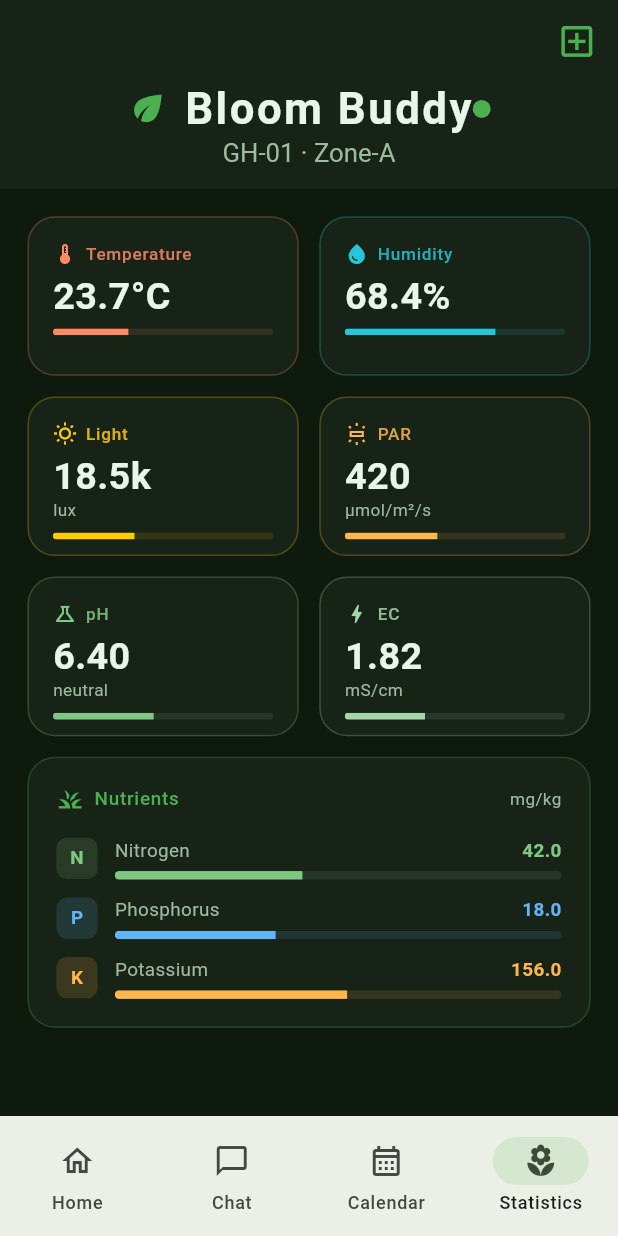
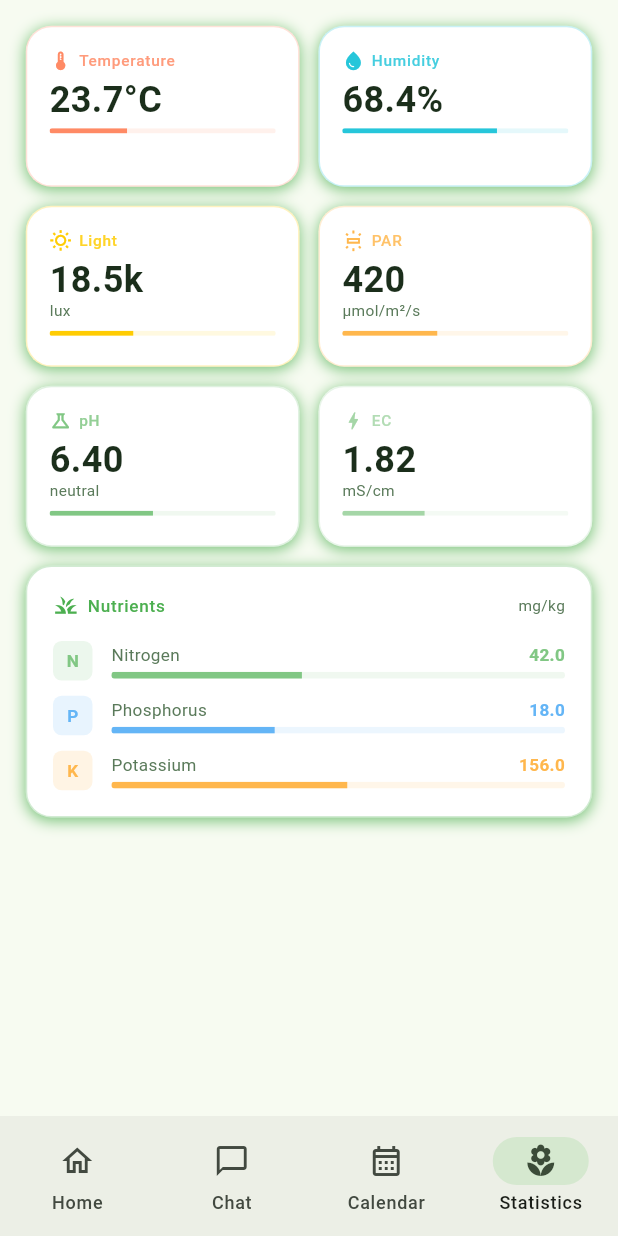
Before and after one commit to Smemedi/Bloom_Buddy, a Flutter app: the screen it shows after launch, item 4 of the bottom bar chosen, on a phone screen of 412 x 824 dp. Run offline on Flutter 3.47's test engine with Material 3 defaults, Android fonts, the phone set to English and light mode, and no system bars; our stand-ins replace flutter_local_notifications, image_picker, shared_preferences, table_calendar, timezone.

Commit message:
Statistics tab: removed app title bar, changed to light theme and colorscheme to match other pages, and fixed widget overflow error

```diff
--- a/app/lib/statistics_dashboard.dart
+++ b/app/lib/statistics_dashboard.dart
@@ -6,10 +6,10 @@ import 'greenhouse_service.dart';
 
 // ─── Palette ──────────────────────────────────────────────────────────────────
 const _bgDark = Color(0xFF0F1A0F);
-const _bgCard = Color(0xFF172317);
+const _bgCard = Colors.white;
 const _green = Color(0xFF4CAF50);
-const _textPrimary = Color(0xFFE8F5E9);
-const _textSecondary = Color(0xFF9CBA9E);
+const _textPrimary = Color(0xFF1B2E1B);
+const _textSecondary = Color(0xFF5A7A5A);
 
 // ─── Scale helper ─────────────────────────────────────────────────────────────
 // TODO: implement dashboard into its own plant card
@@ -39,12 +39,9 @@ class BloomBuddy extends StatelessWidget {
     return MaterialApp(
       title: 'Bloom Buddy',
       debugShowCheckedModeBanner: false,
-      theme: ThemeData.dark().copyWith(
-        scaffoldBackgroundColor: _bgDark,
-        colorScheme: const ColorScheme.dark(
-          primary: _green,
-          surface: _bgCard,
-        ),
+      theme: ThemeData(
+        useMaterial3: true,
+        colorSchemeSeed: Colors.green,
       ),
       home: const GreenhouseDashboard(),
     );
@@ -78,7 +75,6 @@ class _GreenhouseDashboardState extends State<GreenhouseDashboard> {
   Widget build(BuildContext context) {
     final sc = AppScale.of(context);
     return Scaffold(
-      backgroundColor: _bgDark,
       body: StreamBuilder<GreenhouseReadings>(
         stream: _service.stream,
         builder: (context, snap) {
@@ -88,17 +84,16 @@ class _GreenhouseDashboardState extends State<GreenhouseDashboard> {
           final r = snap.data!;
           return CustomScrollView(
             slivers: [
-              _AppBar(data: r),
               SliverPadding(
-                padding: EdgeInsets.all(sc.s(16)),
+                padding: EdgeInsets.all(sc.s(15)),
                 sliver: SliverList(
                   delegate: SliverChildListDelegate([
                     GridView.count(
                       crossAxisCount: 2,
                       shrinkWrap: true,
                       physics: const NeverScrollableScrollPhysics(),
-                      mainAxisSpacing: sc.s(12),
-                      crossAxisSpacing: sc.s(12),
+                      mainAxisSpacing: sc.s(11),
+                      crossAxisSpacing: sc.s(11),
                       childAspectRatio: 1.7,
                       children: [
                         if (r.temperatureCelsius != null)
@@ -116,7 +111,7 @@ class _GreenhouseDashboardState extends State<GreenhouseDashboard> {
                       ],
                     ),
                     if (r.nutrients != null) ...[
-                      SizedBox(height: sc.s(12)),
+                      SizedBox(height: sc.s(11)),
                       NutrientsCard(nutrients: r.nutrients!),
                     ],
                   ]),
@@ -126,123 +121,6 @@ class _GreenhouseDashboardState extends State<GreenhouseDashboard> {
           );
         },
       ),
-    );
-  }
-}
-
-// ─── App bar ──────────────────────────────────────────────────────────────────
-class _AppBar extends StatefulWidget {
-  final GreenhouseReadings data;
-  const _AppBar({required this.data});
-
-  @override
-  State<_AppBar> createState() => _AppBarState();
-}
-
-class _AppBarState extends State<_AppBar> {
-  final _picker = ImagePicker();
-  final List<XFile> _images = [];
-
-  Future<void> _pickImage() async {
-    final picked = await _picker.pickImage(source: ImageSource.gallery);
-    if (picked != null) {
-      setState(() => _images.add(picked));
-      if (mounted) {
-        ScaffoldMessenger.of(context).showSnackBar(
-          SnackBar(
-            backgroundColor: const Color(0xFF172317),
-            behavior: SnackBarBehavior.floating,
-            shape: RoundedRectangleBorder(borderRadius: BorderRadius.circular(10)),
-            content: Row(children: [
-              const Icon(Icons.check_circle_outline, color: _green, size: 16),
-              const SizedBox(width: 8),
-              Text(
-                'Image added (${_images.length} total)',
-                style: const TextStyle(color: _textPrimary, fontSize: 13),
-              ),
-            ]),
-            duration: const Duration(seconds: 2),
-          ),
-        );
-      }
-    }
-  }
-
-  @override
-  Widget build(BuildContext context) {
-    final sc = AppScale.of(context);
-
-    return SliverAppBar(
-      pinned: true,
-      expandedHeight: sc.s(110),
-      backgroundColor: _bgCard,
-      centerTitle: true,
-      flexibleSpace: FlexibleSpaceBar(
-        centerTitle: true,
-        titlePadding: const EdgeInsets.only(bottom: 12),
-        title: Column(
-          mainAxisSize: MainAxisSize.min,
-          crossAxisAlignment: CrossAxisAlignment.center,
-          children: [
-            Row(mainAxisSize: MainAxisSize.min, children: [
-              Icon(Icons.eco, color: _green, size: sc.s(16)),
-              SizedBox(width: sc.s(6)),
-              Text('Bloom Buddy',
-                  style: TextStyle(
-                      color: _textPrimary,
-                      fontSize: sc.s(17),
-                      fontWeight: FontWeight.w700,
-                      letterSpacing: 1.1)),
-              const _PulseDot(),
-            ]),
-            Text('${widget.data.greenhouseId} · ${widget.data.location}',
-                style: TextStyle(color: _textSecondary, fontSize: sc.s(10))),
-          ],
-        ),
-      ),
-      actions: [
-        // ── image count badge + plus button ──
-        Padding(
-          padding: EdgeInsets.only(right: sc.s(12)),
-          child: Row(
-            mainAxisSize: MainAxisSize.min,
-            crossAxisAlignment: CrossAxisAlignment.center,
-            children: [
-              GestureDetector(
-                onTap: _pickImage,
-                child: Stack(
-                  clipBehavior: Clip.none,
-                  children: [
-                    Icon(Icons.add_box_outlined, color: _green, size: sc.s(24)),
-                    if (_images.isNotEmpty)
-                      Positioned(
-                        top: -sc.s(4),
-                        right: -sc.s(4),
-                        child: Container(
-                          width: sc.s(14),
-                          height: sc.s(14),
-                          alignment: Alignment.center,
-                          decoration: const BoxDecoration(
-                            color: _green,
-                            shape: BoxShape.circle,
-                          ),
-                          child: Text(
-                            '${_images.length}',
-                            style: TextStyle(
-                              color: _bgDark,
-                              fontSize: sc.s(8),
-                              fontWeight: FontWeight.w700,
-                            ),
-                          ),
-                        ),
-                      ),
-                  ],
-                ),
-              ),
-            ],
-          ),
-        ),
-      ],
     );
   }
 }
@@ -302,37 +180,44 @@ class MetricCard extends StatelessWidget {
   Widget build(BuildContext context) {
     final sc = AppScale.of(context);
     return Container(
-      padding: EdgeInsets.all(sc.s(14)),
+      padding: EdgeInsets.all(sc.s(13)),
       decoration: BoxDecoration(
-        color: _bgCard,
-        borderRadius: BorderRadius.circular(sc.s(16)),
+        color: Colors.white,
+        borderRadius: BorderRadius.circular(sc.s(15)),
         border: Border.all(color: color.withOpacity(0.25)),
+        boxShadow: [
+          BoxShadow(
+            color: _green.withOpacity(.75),
+            blurRadius: 8,
+            offset: Offset(0, 2),
+          ),
+        ],
       ),
       child: Column(
         crossAxisAlignment: CrossAxisAlignment.start,
         mainAxisSize: MainAxisSize.min,
         children: [
           Row(children: [
-            Icon(icon, color: color, size: sc.s(14)),
-            SizedBox(width: sc.s(5)),
+            Icon(icon, color: color, size: sc.s(13)),
+            SizedBox(width: sc.s(4)),
             Text(label,
                 style: TextStyle(
                     color: color.withOpacity(0.85),
-                    fontSize: sc.s(10),
+                    fontSize: sc.s(9),
                     letterSpacing: 0.5,
                     fontWeight: FontWeight.w500)),
           ]),
-          SizedBox(height: sc.s(6)),
+          SizedBox(height: sc.s(5)),
           Text(value,
               style: TextStyle(
                   color: _textPrimary,
-                  fontSize: sc.s(22),
+                  fontSize: sc.s(21),
                   fontWeight: FontWeight.w700,
                   height: 1.1)),
           if (subtitle != null)
             Text(subtitle!,
-                style: TextStyle(color: _textSecondary, fontSize: sc.s(10))),
-          SizedBox(height: sc.s(6)),
+                style: TextStyle(color: _textSecondary, fontSize: sc.s(9))),
+          SizedBox(height: sc.s(5)),
           if (bottom != null) bottom!,
         ],
       ),
@@ -468,39 +353,46 @@ class NutrientsCard extends StatelessWidget {
   Widget build(BuildContext context) {
     final sc = AppScale.of(context);
     return Container(
-      padding: EdgeInsets.all(sc.s(16)),
+      padding: EdgeInsets.all(sc.s(15)),
       decoration: BoxDecoration(
-        color: _bgCard,
-        borderRadius: BorderRadius.circular(sc.s(16)),
+        color: Colors.white,
+        borderRadius: BorderRadius.circular(sc.s(15)),
         border: Border.all(color: _green.withOpacity(0.25)),
+        boxShadow: [
+          BoxShadow(
+            color: _green.withOpacity(0.75),
+            blurRadius: 8,
+            offset: Offset(0, 2),
+          ),
+        ],
       ),
       child: Column(
         crossAxisAlignment: CrossAxisAlignment.start,
         children: [
           Row(children: [
-            Icon(Icons.grass, color: _green, size: sc.s(16)),
-            SizedBox(width: sc.s(6)),
+            Icon(Icons.grass, color: _green, size: sc.s(15)),
+            SizedBox(width: sc.s(5)),
             Text('Nutrients',
                 style: TextStyle(
                     color: _green,
-                    fontSize: sc.s(11),
+                    fontSize: sc.s(10),
                     letterSpacing: 0.5,
                     fontWeight: FontWeight.w500)),
             const Spacer(),
             Text('mg/kg',
-                style: TextStyle(color: _textSecondary, fontSize: sc.s(10))),
+                style: TextStyle(color: _textSecondary, fontSize: sc.s(9))),
           ]),
-          SizedBox(height: sc.s(14)),
+          SizedBox(height: sc.s(13)),
           _NutrientRow(
               symbol: 'N', name: 'Nitrogen',
               value: nutrients.nitrogen, max: 100,
               color: const Color(0xFF81C784)),
-          SizedBox(height: sc.s(10)),
+          SizedBox(height: sc.s(9)),
           _NutrientRow(
               symbol: 'P', name: 'Phosphorus',
               value: nutrients.phosphorus, max: 50,
               color: const Color(0xFF64B5F6)),
-          SizedBox(height: sc.s(10)),
+          SizedBox(height: sc.s(9)),
           _NutrientRow(
               symbol: 'K', name: 'Potassium',
               value: nutrients.potassium, max: 300,
@@ -533,20 +425,20 @@ class _NutrientRow extends StatelessWidget {
     return Row(
       children: [
         Container(
-          width: sc.s(24),
-          height: sc.s(24),
+          width: sc.s(23),
+          height: sc.s(23),
           alignment: Alignment.center,
           decoration: BoxDecoration(
             color: color.withOpacity(0.15),
-            borderRadius: BorderRadius.circular(sc.s(6)),
+            borderRadius: BorderRadius.circular(sc.s(5)),
           ),
           child: Text(symbol,
               style: TextStyle(
                   color: color,
-                  fontSize: sc.s(11),
+                  fontSize: sc.s(10),
                   fontWeight: FontWeight.w700)),
         ),
-        SizedBox(width: sc.s(10)),
+        SizedBox(width: sc.s(11)),
         Expanded(
           child: Column(
             crossAxisAlignment: CrossAxisAlignment.start,
@@ -556,22 +448,22 @@ class _NutrientRow extends StatelessWidget {
                 children: [
                   Text(name,
                       style: TextStyle(
-                          color: _textSecondary, fontSize: sc.s(11))),
+                          color: _textSecondary, fontSize: sc.s(10))),
                   Text(value.toStringAsFixed(1),
                       style: TextStyle(
                           color: color,
-                          fontSize: sc.s(11),
+                          fontSize: sc.s(10),
                           fontWeight: FontWeight.w600)),
                 ],
               ),
-              SizedBox(height: sc.s(4)),
+              SizedBox(height: sc.s(3)),
               ClipRRect(
-                borderRadius: BorderRadius.circular(sc.s(4)),
+                borderRadius: BorderRadius.circular(sc.s(3)),
                 child: LinearProgressIndicator(
                   value: frac,
                   backgroundColor: color.withOpacity(0.12),
                   valueColor: AlwaysStoppedAnimation(color),
-                  minHeight: sc.s(5),
+                  minHeight: sc.s(4),
                 ),
               ),
             ],
@@ -592,12 +484,12 @@ class _ThinBar extends StatelessWidget {
   Widget build(BuildContext context) {
     final sc = AppScale.of(context);
     return ClipRRect(
-      borderRadius: BorderRadius.circular(sc.s(3)),
+      borderRadius: BorderRadius.circular(sc.s(2)),
       child: LinearProgressIndicator(
         value: value,
         backgroundColor: color.withOpacity(0.12),
         valueColor: AlwaysStoppedAnimation(color),
-        minHeight: sc.s(4),
+        minHeight: sc.s(3),
       ),
     );
   }
```
